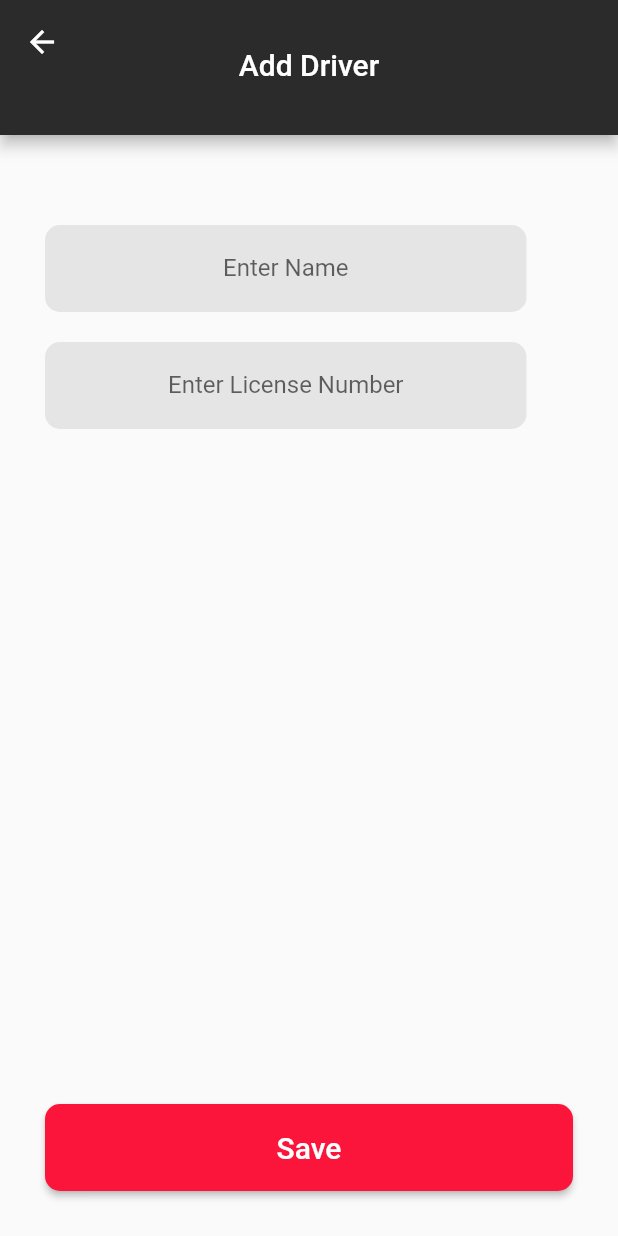
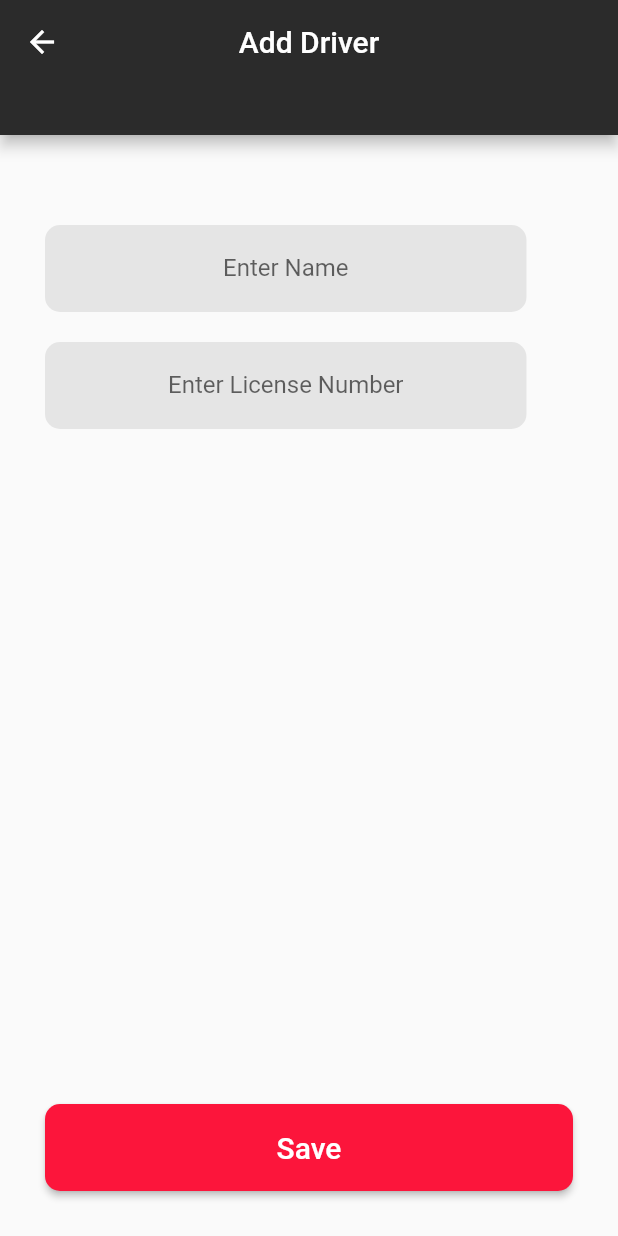
Before and after one commit to aktharOG/flutter-task, a Flutter app: the DisplayDriversList screen opened directly, after a tap on "Add Driver", on a phone screen of 412 x 824 dp. Run offline on Flutter 3.47's test engine with Material 2 defaults, Android fonts, the phone set to English and light mode, and no system bars; our stand-ins replace dio, fluttertoast, get, hooks_riverpod, jwt_decoder.

Commit message:
application completed

```diff
--- a/moovbe/moovbe/lib/view/screens/auth-screens/login_screen.dart
+++ b/moovbe/moovbe/lib/view/screens/auth-screens/login_screen.dart
@@ -100,11 +100,9 @@ class LoginPage extends StatelessWidget {
                   password: passwordcontroller.text);
               if (controller.user!["status"] == false) {
                 if (controller.user!["message"] == null) {
-                  // ignore: use_build_context_synchronously
                   ScaffoldMessenger.of(context).showSnackBar(
                       const SnackBar(content: Text("Fill Required Fields")));
                 } else {
-                  // ignore: use_build_context_synchronously
                   ScaffoldMessenger.of(context).showSnackBar(SnackBar(
                       content: Text(
                           "Login Failed : ${controller.user!["message"]}")));
--- a/moovbe/moovbe/lib/view/screens/driver-screen/add_driver_screen.dart
+++ b/moovbe/moovbe/lib/view/screens/driver-screen/add_driver_screen.dart
@@ -20,12 +20,7 @@ class AddDriver extends StatelessWidget {
         child:
         AppBar(
           centerTitle: true,
-          title: Column(
-            children: const [
-              SizedBox(height: 30,),
-              Text("Add Driver"),
-            ],
-          )
+          title: const Text("Add Driver")
         ),
       ),
       body: SingleChildScrollView(child: Column(
--- a/moovbe/moovbe/lib/view/screens/driver-screen/display_divers_list.dart
+++ b/moovbe/moovbe/lib/view/screens/driver-screen/display_divers_list.dart
@@ -22,12 +22,7 @@ class DisplayDriversList extends StatelessWidget {
             child:
             AppBar(
               centerTitle: true,
-              title: Column(
-                children: const [
-                  SizedBox(height: 30,),
-                  Text("Driver List"),
-                ],
-              )
+              title: const Text("Driver List")
             ),
           ),
           body:controller.data==null?const Center(child: CircularProgressIndicator(),): SingleChildScrollView(child: Column(
--- a/moovbe/moovbe/lib/view/screens/home-screen/home_screen.dart
+++ b/moovbe/moovbe/lib/view/screens/home-screen/home_screen.dart
@@ -3,7 +3,7 @@ import 'package:get/get.dart';
 import 'package:moovbe/constants/sample_data.dart';
 import 'package:moovbe/view/screens/driver-screen/display_divers_list.dart';
 import 'package:moovbe/view/widgets/home/bus_list_container.dart';
-import 'package:moovbe/view/widgets/home/container_with_image.dart';
+import 'package:moovbe/view/widgets/home/bus_container.dart';
 import 'package:moovbe/view/widgets/home/driver_conatiner.dart';
 
 class HomePage extends StatelessWidget {
--- a/moovbe/moovbe/lib/view/widgets/home/driver_conatiner.dart
+++ b/moovbe/moovbe/lib/view/widgets/home/driver_conatiner.dart
@@ -21,6 +21,7 @@ class DriverContainer extends StatelessWidget {
         height: 176,
         width: 158,
         decoration: BoxDecoration(
+
             borderRadius: BorderRadius.circular(15), color: primaryColor),
         child: Column(
           mainAxisAlignment: MainAxisAlignment.start,
@@ -43,8 +44,8 @@ class DriverContainer extends StatelessWidget {
                 alignment: Alignment.bottomRight,
                 child: Image.asset(
                   image,
-                  height: 117,
-                  width: 150,
+                 height: MediaQuery.of(context).size.height/3.5/1.99,
+                 width: MediaQuery.of(context).size.width/3,
                 ))
           ],
         ),
```
Also changed, not shown: moovbe/moovbe/lib/view/screens/bus-screen/bus_details_screen2.dart (+1 -6 lines), moovbe/moovbe/flutter_01.png (added), moovbe/moovbe/lib/view/widgets/home/bus_container.dart (renamed from moovbe/moovbe/lib/view/widgets/home/container_with_image.dart), 12 other files.
